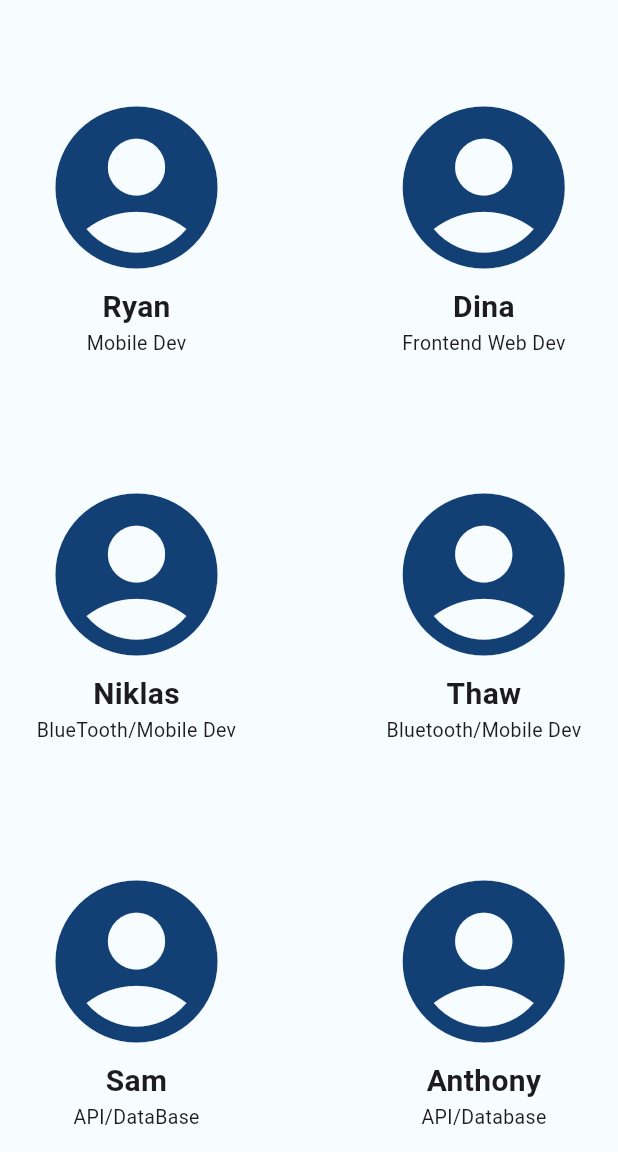
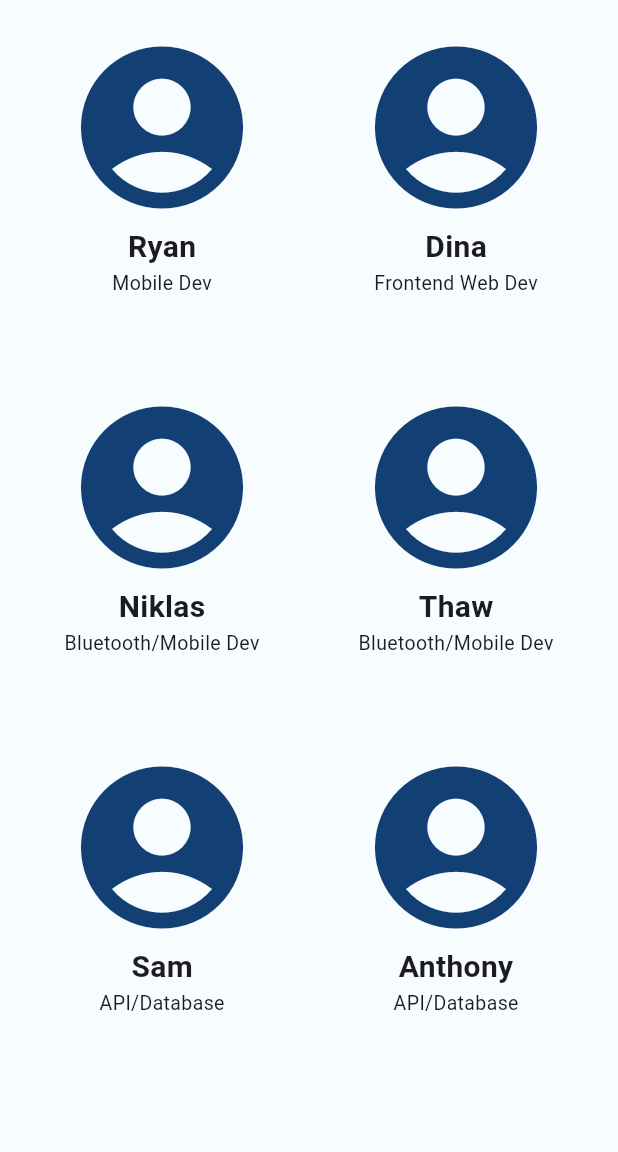
Before and after one commit to RyanRichardsR/QuickMark, a Flutter app: the AboutUs screen opened directly with empty values, on a phone screen of 412 x 824 dp, the part 84-1236 px from its top. Run offline on Flutter 3.47's test engine with Material 3 defaults, Android fonts, the phone set to English and light mode, and no system bars; our stand-ins replace confetti, permission_handler, shared_preferences; missing offline and left inert: bluetooth_low_energy, flutter_foreground_task, flutter_randomcolor, flutter_reactive_ble; accounts and stored records are empty.

Commit message:
Datefix, aboutus overflow fix, grades use mobileapi

```diff
--- a/quickmark_mobile/lib/Pages/about_us.dart
+++ b/quickmark_mobile/lib/Pages/about_us.dart
@@ -15,6 +15,15 @@
 
 class AboutUs extends StatelessWidget {
   final Map<String, dynamic> user;
+
+  final List us = const [
+    ['Ryan', 'Mobile Dev'],
+    ['Dina', 'Frontend Web Dev'],
+    ['Niklas', 'Bluetooth/Mobile Dev'],
+    ['Thaw', 'Bluetooth/Mobile Dev'],
+    ['Sam', 'API/Database'],
+    ['Anthony', 'API/Database']
+  ];
 
   const AboutUs({
     super.key,
@@ -52,71 +61,30 @@
       // This is the side menu
       endDrawer: SideMenu(user: user),
 
-      body: const Padding(
+      body: Padding(
         padding: EdgeInsets.all(20.0),
-        child: Row(
-          mainAxisAlignment: MainAxisAlignment.center,
-          children: [
-            Column(
-              mainAxisAlignment: MainAxisAlignment.start,
+        child: GridView.builder(
+          gridDelegate: const SliverGridDelegateWithFixedCrossAxisCount(
+            crossAxisCount: 2,
+            crossAxisSpacing: 20,
+            mainAxisSpacing: 20,
+            childAspectRatio: 0.8,
+          ),
+          itemCount: us.length,
+          itemBuilder: (context, index) {
+            return Column(
+              mainAxisSize: MainAxisSize.min,
               children: [
-                SizedBox(height: 40),
                 Icon(
                   Icons.account_circle,
                     size: pictureSize,
                     color: blue,
                 ),
-                Text("Ryan", style: TextStyle(fontSize: textSize, fontWeight: FontWeight.bold,)),
-                Text("Mobile Dev", style: TextStyle(fontSize: subtitleSize,)),
-                SizedBox(height: 80),
-                Icon(
-                  Icons.account_circle,
-                    size: pictureSize,
-                    color: blue,
-                ),
-                Text("Niklas", style: TextStyle(fontSize: textSize, fontWeight: FontWeight.bold,)),
-                Text("BlueTooth/Mobile Dev", style: TextStyle(fontSize: subtitleSize,)),
-                SizedBox(height: 80),
-                Icon(
-                  Icons.account_circle,
-                    size: pictureSize,
-                    color: blue,
-                ),
-                Text("Sam", style: TextStyle(fontSize: textSize, fontWeight: FontWeight.bold,)),
-                Text("API/DataBase", style: TextStyle(fontSize: subtitleSize,)),
+                Text(us[index][0], style: TextStyle(fontSize: textSize, fontWeight: FontWeight.bold,)),
+                Text(us[index][1], style: TextStyle(fontSize: subtitleSize,)),
               ],
-            ),
-            SizedBox(width: 100),
-            Column(
-              mainAxisAlignment: MainAxisAlignment.start,
-              children: [
-                SizedBox(height: 40),
-                Icon(
-                  Icons.account_circle,
-                    size: pictureSize,
-                    color: blue,
-                ),
-                Text("Dina", style: TextStyle(fontSize: textSize, fontWeight: FontWeight.bold,)),
-                Text("Frontend Web Dev", style: TextStyle(fontSize: subtitleSize,)),
-                SizedBox(height: 80),
-                Icon(
-                  Icons.account_circle,
-                    size: pictureSize,
-                    color: blue,
-                ),
-                Text("Thaw", style: TextStyle(fontSize: textSize, fontWeight: FontWeight.bold,)),
-                Text("Bluetooth/Mobile Dev", style: TextStyle(fontSize: subtitleSize,)),
-                SizedBox(height: 80),
-                Icon(
-                  Icons.account_circle,
-                    size: pictureSize,
-                    color: blue,
-                ),
-                Text("Anthony", style: TextStyle(fontSize: textSize, fontWeight: FontWeight.bold,)),
-                Text("API/Database", style: TextStyle(fontSize: subtitleSize,)),
-              ],
-            ),
-          ],
+            );
+          }
         ),
       )
     );
--- a/quickmark_mobile/lib/components/advertise_buttons.dart
+++ b/quickmark_mobile/lib/components/advertise_buttons.dart
@@ -136,7 +136,7 @@
     // Prepare data for api call
     final body = {
       'uuid' : uuid,
-      'startTime' : DateTime.now().toIso8601String(),
+      'startTime' : DateTime.now().toUtc().toIso8601String(),
       'classId' : widget.classId,
     };
 
@@ -185,7 +185,7 @@
     // End session api call
     final body = {
       'sessionId' : sessionId,
-      'endTime' : DateTime.now().toIso8601String(),
+      'endTime' : DateTime.now().toUtc().toIso8601String(),
     };
     try {
       var response = await ServerCalls().post('/endSession', body);
--- a/quickmark_mobile/lib/components/scan_buttons.dart
+++ b/quickmark_mobile/lib/components/scan_buttons.dart
@@ -37,7 +37,7 @@
 
     WidgetsBinding.instance.addPostFrameCallback((_) async {
       await _requestPermissions();
-      sessionInfo = await sessionInfoApiCall();
+      sessionInfo = await mobileSessionApiCall();
       _initService();
     });
   }
@@ -51,13 +51,13 @@
   }
 
   // API call for getting session info
-  Future<Map<String, dynamic>> sessionInfoApiCall() async {
+  Future<Map<String, dynamic>> mobileSessionApiCall() async {
     Map<String, dynamic> sessionInfo = {};
     final body = {
       'sessionId' : widget.attendReq['sessionId'],
     };
     try {
-      var response = await ServerCalls().post('/getSessionInfo', body);
+      var response = await ServerCalls().post('/getMobileSession', body);
       if(response['error'] != null) {
         throw Exception(response['error']);
       } else {
```
